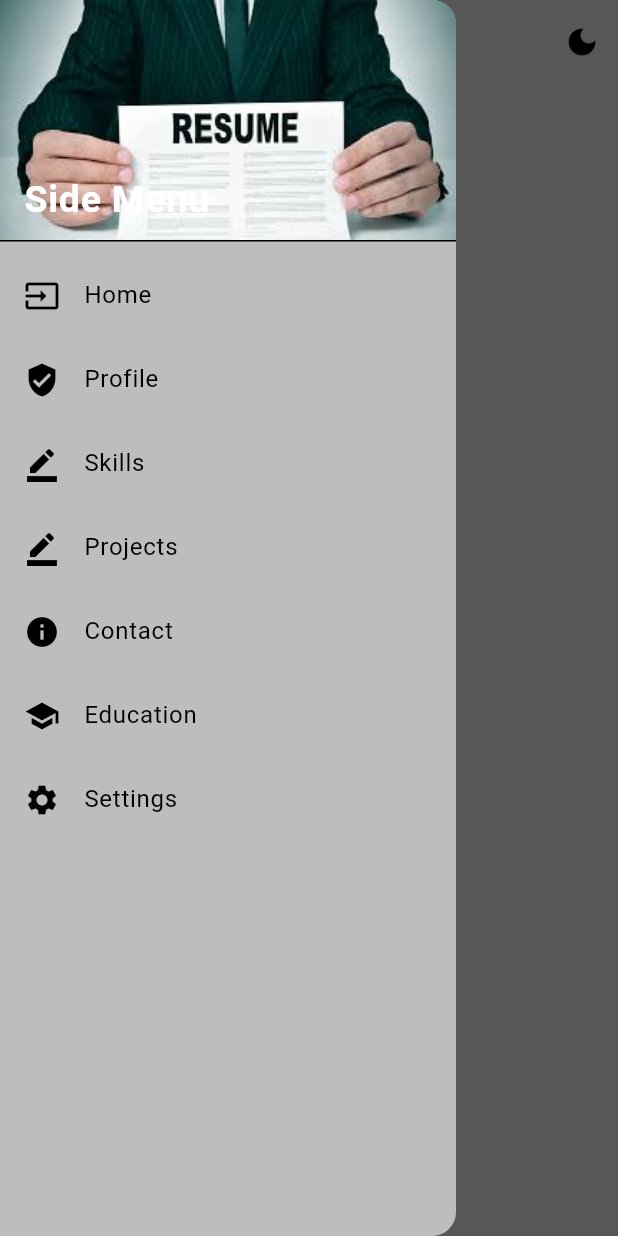
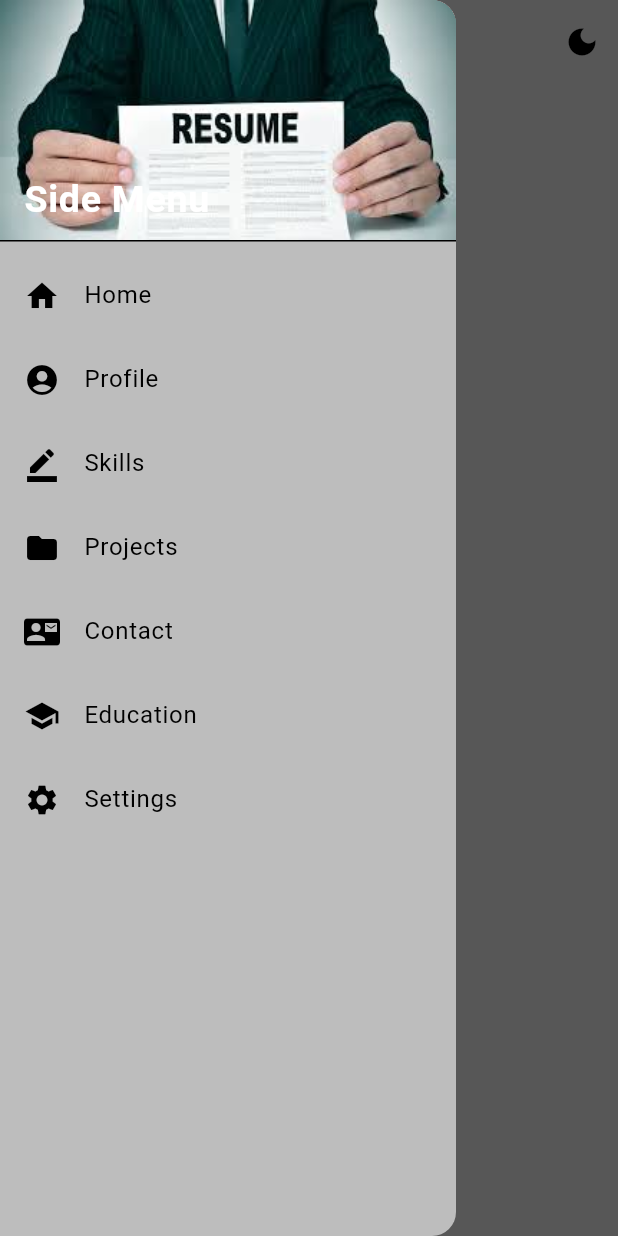
Before and after one commit to SO-1993/portfolio_flutter_app, a Flutter app: the screen it shows after launch, with the side drawer open, on a phone screen of 412 x 824 dp. Run offline on Flutter 3.47's test engine with Material 3 defaults, Android fonts, the phone set to English and light mode, and no system bars.

Commit message:
Edited icons

```diff
--- a/lib/widgets/side_menu_widget.dart
+++ b/lib/widgets/side_menu_widget.dart
@@ -30,14 +30,14 @@ class SideMenu extends StatelessWidget {
             ),
           ),
           ListTile(
-            leading: Icon(Icons.input),
+            leading: Icon(Icons.home),
             title: Text('Home'),
             onTap: () => {
               Navigator.pushNamed(context,'/home_page')
             },
           ),
           ListTile(
-            leading: Icon(Icons.verified_user),
+            leading: Icon(Icons.account_circle),
             title: Text('Profile'),
             onTap: () => {
               Navigator.pushNamed(context,'/profile_page')
@@ -51,14 +51,14 @@ class SideMenu extends StatelessWidget {
             }
           ),
           ListTile(
-            leading: Icon(Icons.border_color),
+            leading: Icon(Icons.folder),
             title: Text('Projects'),
             onTap: () => {
            Navigator.pushNamed(context,'/projects_page')
             }
           ),
           ListTile(
-            leading: Icon(Icons.info),
+            leading: Icon(Icons.contact_mail),
             title: Text('Contact'),
             onTap: () => {
            Navigator.pushNamed(context,'/contact_page')
```
